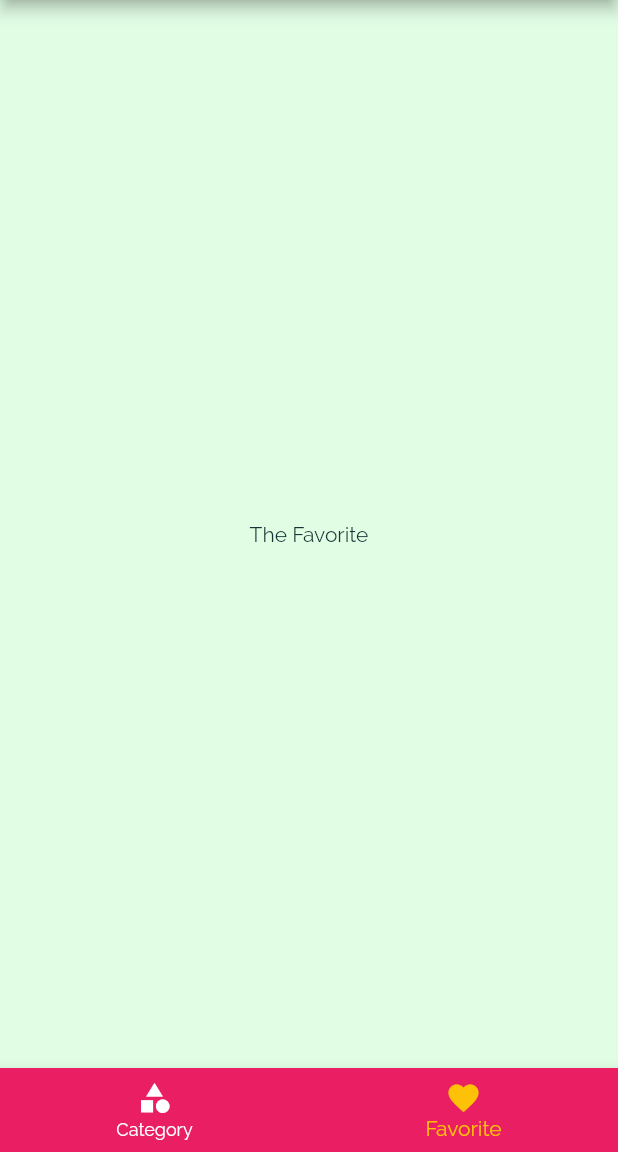
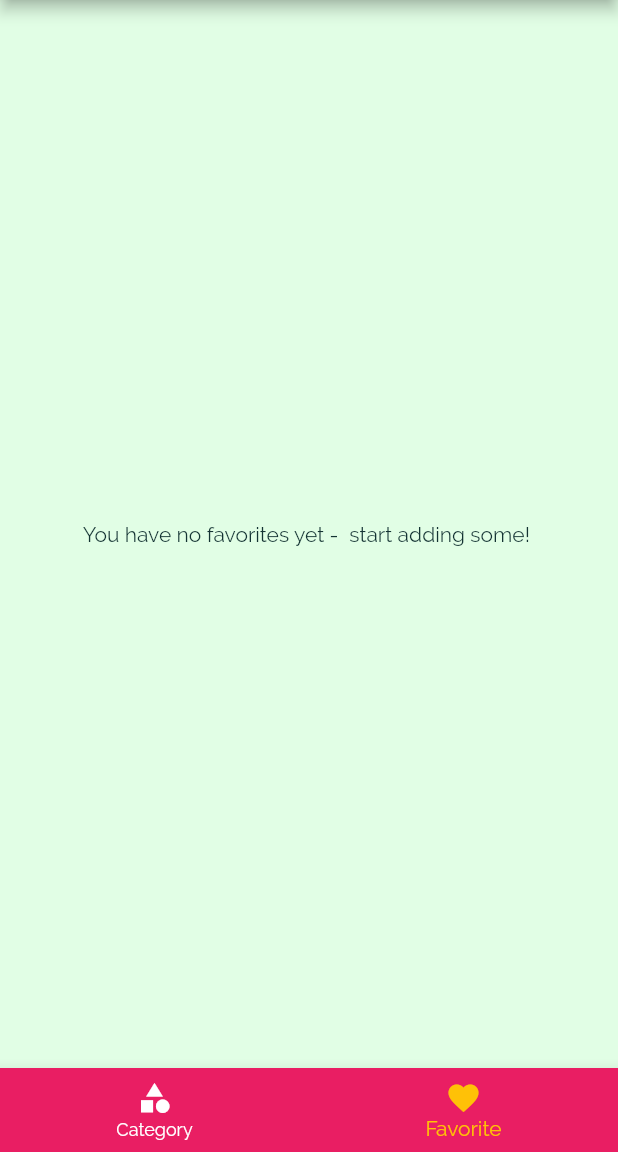
Before and after one commit to amirul12/meal-flutter, a Flutter app: the screen it shows after launch, item 2 of the bottom bar chosen, on a phone screen of 412 x 824 dp, the part 84-1236 px from its top. Run offline on Flutter 3.47's test engine with Material 2 defaults, Android fonts, the phone set to English and light mode, and no system bars.

Commit message:
30. Adding a Mark as Favorite Feature

```diff
--- a/lib/main.dart
+++ b/lib/main.dart
@@ -31,6 +31,7 @@ class _MyAppState extends State<MyApp> {
   };
 
    List<Meal> _availableMeal = DUMMY_MEALS;
+   List<Meal> _favoritesMeal = [];
 
   void _setFilters(Map<String, bool> filterData) {
 
@@ -70,10 +71,27 @@ class _MyAppState extends State<MyApp> {
       }).toList();
 
     });
+  }
 
+  void _toggleFavorite(String mealId){
+
+    final existingIndex = _favoritesMeal.indexWhere((meal) => meal.id == mealId);
+
+    if(existingIndex >= 0){
+      setState(() {
+        _favoritesMeal.removeAt(existingIndex);
+      });
+    }else{
+      setState(() {
+        _favoritesMeal.add(DUMMY_MEALS.firstWhere((meal) => meal.id == mealId));
+      });
+    }
 
   }
 
+  bool isMealFavorite(String id){
+    return _favoritesMeal.any((meal) => meal.id == id);
+  }
 
 
   @override
@@ -95,9 +113,9 @@ class _MyAppState extends State<MyApp> {
       // home: const CategoryScreen(),
       initialRoute: '/',
       routes: {
-        '/': (ctx) => TabsScreen(),
+        '/': (ctx) => TabsScreen(favoriteMeal:_favoritesMeal),
         CategoryMealScreen.routeName: (ctx) =>  CategoryMealScreen(avaibaleList: _availableMeal),
-        MealDetailsScreen.routeName: (ctx) => MealDetailsScreen(),
+        MealDetailsScreen.routeName: (ctx) => MealDetailsScreen(toggleFavorite: _toggleFavorite, isFavoriteMeal: isMealFavorite,),
         FilterScreen.routeName: (ctx) => FilterScreen(
               saveFilterData: _setFilters, currentFilter: _filter,
             ),
--- a/lib/screens/category_meal_screen.dart
+++ b/lib/screens/category_meal_screen.dart
@@ -71,7 +71,7 @@ class _CategoryMealScreenState extends State<CategoryMealScreen> {
         body: ListView.builder(
           itemBuilder: (ctx, index) {
             return MealItem(
-              removeItem: removeItem,
+
               id: displayMeal[index].id,
               title: displayMeal[index].title,
               imageUrl: displayMeal[index].imageUrl,
--- a/lib/screens/fovorities_screen.dart
+++ b/lib/screens/fovorities_screen.dart
@@ -1,11 +1,30 @@
 import 'package:flutter/material.dart';
-class FavoritiesScreen  extends StatelessWidget {
-  const FavoritiesScreen ({Key? key}) : super(key: key);
+import 'package:meal/meal.dart';
+import 'package:meal/widgets/meal_item.dart';
+
+class FavoritiesScreen extends StatelessWidget {
+  final List<Meal> favoriteMeal;
+
+  FavoritiesScreen({required this.favoriteMeal});
 
   @override
   Widget build(BuildContext context) {
-    return Center(
-      child: Text('The Favorite'),
-    );
+    return favoriteMeal.isEmpty
+        ? Center(
+            child: Text('You have no favorites yet -  start adding some! '),
+          )
+        : ListView.builder(
+            itemBuilder: (ctx, index) {
+              return MealItem(
+                id: favoriteMeal[index].id,
+                title: favoriteMeal[index].title,
+                imageUrl: favoriteMeal[index].imageUrl,
+                complexity: favoriteMeal[index].complexity,
+                affordability: favoriteMeal[index].affordability,
+                duration: favoriteMeal[index].duration,
+              );
+            },
+            itemCount: favoriteMeal.length,
+          );
   }
 }
--- a/lib/screens/tabs_screen.dart
+++ b/lib/screens/tabs_screen.dart
@@ -1,22 +1,36 @@
 import 'package:flutter/material.dart';
+import 'package:meal/meal.dart';
 import 'package:meal/screens/category_screen.dart';
 import 'package:meal/screens/fovorities_screen.dart';
 import 'package:meal/widgets/main_drawer.dart';
 
 class TabsScreen extends StatefulWidget {
-  const TabsScreen({Key? key}) : super(key: key);
+
+  final List<Meal> favoriteMeal;
+
+  TabsScreen( {required this.favoriteMeal});
+
 
   @override
   _TabsScreenState createState() => _TabsScreenState();
 }
 
 class _TabsScreenState extends State<TabsScreen> {
-  final List<Map<String, dynamic>> _pages = [
-    {'page':CategoryScreen(), 'title':'Categories'},
-    {'page':FavoritiesScreen(), 'title' : 'Favorite'}
-  ];
+
+   List<Map<String, dynamic>> _pages =[];
+
 
   int _selectedPageIndex = 0;
+
+  @override
+  void initState() {
+
+    _pages = [
+      {'page':CategoryScreen(), 'title':'Categories'},
+      {'page':FavoritiesScreen(favoriteMeal: widget.favoriteMeal,), 'title' : 'Favorite'}
+    ];
+    super.initState();
+  }
 
   void _selectPage(int index) {
     setState(() {
--- a/lib/widgets/meal_item.dart
+++ b/lib/widgets/meal_item.dart
@@ -9,7 +9,7 @@ class MealItem extends StatelessWidget {
   final int duration;
   final Complexity complexity;
   final Affordability affordability;
-  final Function removeItem;
+
 
 
   MealItem(
@@ -20,12 +20,12 @@ class MealItem extends StatelessWidget {
       required this.duration,
       required this.complexity,
       required this.affordability,
-      required this.removeItem});
+   });
 
   void selectMeal(BuildContext context) {
     Navigator.of(context).pushNamed(MealDetailsScreen.routeName, arguments: id
  ).then((value) => {
-      removeItem(value),
+     // removeItem(value),
     });
 
   }
```
Also changed, not shown: lib/screens/meal_details_screen.dart (+8 -4 lines).
